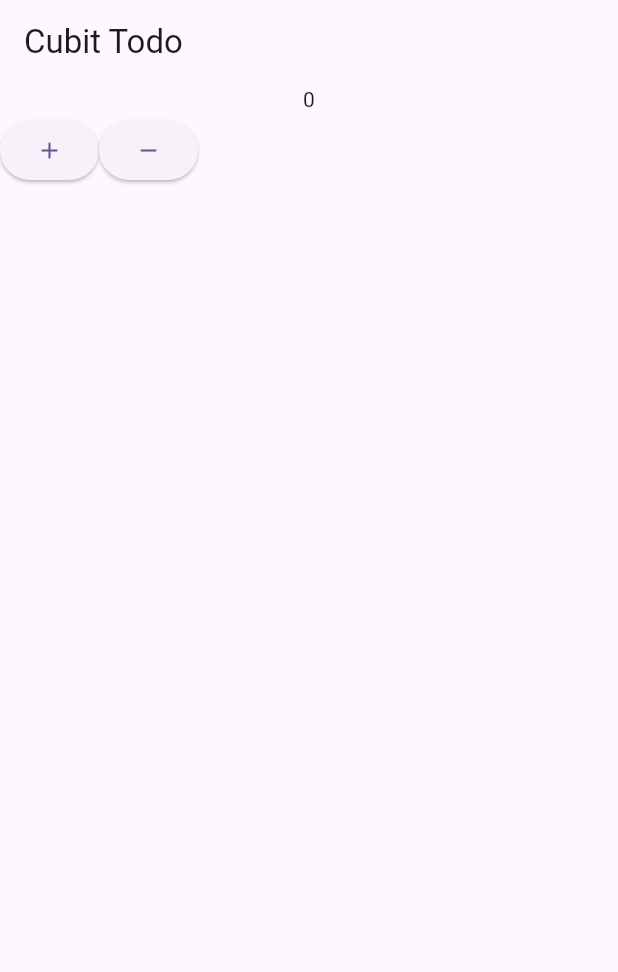
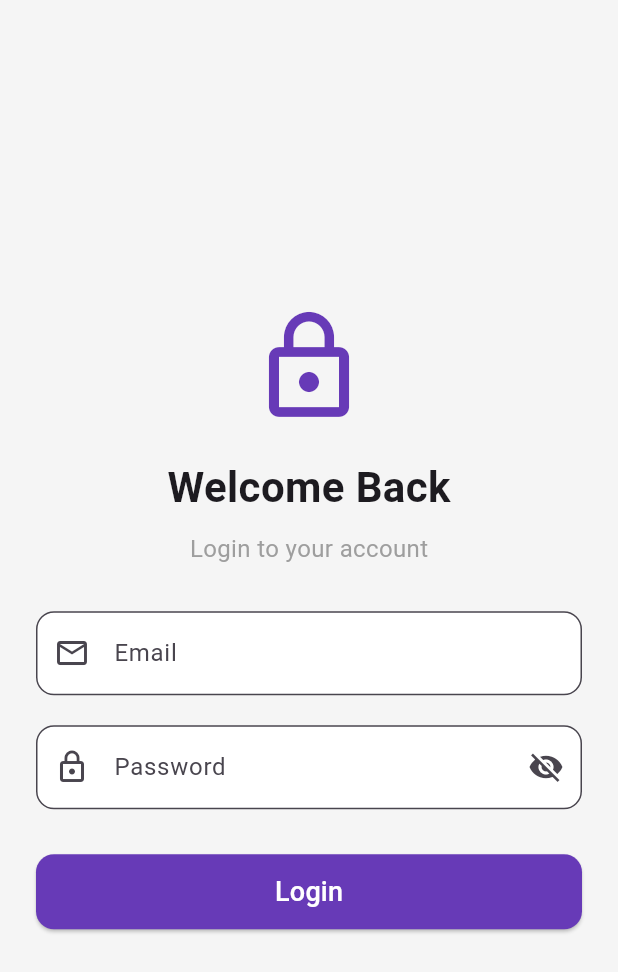
Before and after one commit to mannpadhiar/todo_bloc, a Flutter app: the screen it shows after launch, on a phone screen of 412 x 824 dp. Shown: the top 972 px of the screen. Run offline on Flutter 3.47's test engine with Material 3 defaults, Android fonts, the phone set to English and light mode, and no system bars; our stand-ins replace bloc, flutter_bloc.

Commit message:
made changes

```diff
--- /dev/null
+++ b/lib/Bloc/auth_bloc.dart
@@ -0,0 +1,12 @@
+import 'package:bloc/bloc.dart';
+
+part 'auth_event.dart';
+part 'auth_state.dart';
+
+class AuthBloc extends Bloc<AuthEvent,AuthState>{
+  AuthBloc() : super(AuthInitial()) {
+    on<AuthLoginRequested>((event, emit) {
+
+    },);
+  }
+}
--- /dev/null
+++ b/lib/Bloc/auth_event.dart
@@ -0,0 +1,9 @@
+part of 'auth_bloc.dart';
+
+sealed class AuthEvent{
+
+}
+
+class AuthLoginRequested extends AuthEvent{
+
+}
--- /dev/null
+++ b/lib/Bloc/auth_state.dart
@@ -0,0 +1,11 @@
+part of 'auth_bloc.dart';
+
+sealed class AuthState {}
+
+class AuthInitial extends AuthState {
+
+}
+
+class AuthSuccess extends AuthState{}
+
+class AuthFailure extends AuthState{}
--- /dev/null
+++ b/lib/logIn_page.dart
@@ -0,0 +1,103 @@
+import 'package:flutter/material.dart';
+
+class LoginPage extends StatefulWidget {
+  const LoginPage({super.key});
+
+  @override
+  State<LoginPage> createState() => _LoginPageState();
+}
+
+class _LoginPageState extends State<LoginPage> {
+
+  final TextEditingController _emailController = TextEditingController();
+  final TextEditingController _passwordController = TextEditingController();
+  bool _obscurePassword = true;
+
+
+  @override
+  Widget build(BuildContext context) {
+    return Scaffold(
+        backgroundColor: const Color(0xFFF5F5F5),
+        body: Center(
+          child: SingleChildScrollView(
+            padding: const EdgeInsets.symmetric(horizontal: 24.0),
+            child: Column(
+              mainAxisAlignment: MainAxisAlignment.center,
+              children: [
+                const Icon(Icons.lock_outline, size: 80, color: Colors.deepPurple),
+                const SizedBox(height: 20),
+                const Text(
+                  'Welcome Back',
+                  style: TextStyle(fontSize: 28, fontWeight: FontWeight.bold),
+                ),
+                const SizedBox(height: 10),
+                const Text(
+                  'Login to your account',
+                  style: TextStyle(fontSize: 16, color: Colors.grey),
+                ),
+                const SizedBox(height: 30),
+                TextField(
+                  controller: _emailController,
+                  keyboardType: TextInputType.emailAddress,
+                  decoration: InputDecoration(
+                    labelText: 'Email',
+                    prefixIcon: const Icon(Icons.email_outlined),
+                    border: OutlineInputBorder(
+                      borderRadius: BorderRadius.circular(12),
+                    ),
+                    filled: true,
+                    fillColor: Colors.white,
+                  ),
+                ),
+                const SizedBox(height: 20),
+                TextField(
+                  controller: _passwordController,
+                  obscureText: _obscurePassword,
+                  decoration: InputDecoration(
+                    labelText: 'Password',
+                    prefixIcon: const Icon(Icons.lock_outline),
+                    suffixIcon: IconButton(
+                      icon: Icon(
+                        _obscurePassword ? Icons.visibility_off : Icons.visibility,
+                      ),
+                      onPressed: () {
+                        setState(() {
+                          _obscurePassword = !_obscurePassword;
+                        });
+                      },
+                    ),
+                    border: OutlineInputBorder(
+                      borderRadius: BorderRadius.circular(12),
+                    ),
+                    filled: true,
+                    fillColor: Colors.white,
+                  ),
+                ),
+                const SizedBox(height: 30),
+                SizedBox(
+                  width: double.infinity,
+                  height: 50,
+                  child: ElevatedButton(
+                    onPressed: () {
+                      // Handle login logic here
+                      String email = _emailController.text.trim();
+                      String password = _passwordController.text.trim();
+                      print('Login pressed: $email - $password');
+                    },
+                    style: ElevatedButton.styleFrom(
+                      backgroundColor: Colors.deepPurple,
+                      foregroundColor: Colors.white,
+                      shape: RoundedRectangleBorder(
+                        borderRadius: BorderRadius.circular(12),
+                      ),
+                    ),
+                    child: const Text('Login', style: TextStyle(fontSize: 18)),
+                  ),
+                ),
+              ],
+            ),
+          ),
+        ),
+      );
+  }
+}
--- a/lib/main.dart
+++ b/lib/main.dart
@@ -3,6 +3,7 @@ import 'package:flutter_bloc/flutter_bloc.dart';
 import 'package:todo_bloc/cubit/counter_cubit.dart';
 import 'package:todo_bloc/cubit/cubit_home_page.dart';
 import 'package:todo_bloc/home_page.dart';
+import 'package:todo_bloc/logIn_page.dart';
 import 'package:todo_bloc/modules/todo_modules.dart';
 import 'package:todo_bloc/temp.dart';
 import 'package:todo_bloc/todo_bloc.dart';
@@ -29,7 +30,7 @@ class MyApp extends StatelessWidget {
             colorScheme: ColorScheme.fromSeed(seedColor: Colors.deepPurple),
           ),
           // home: HomePage(),
-          home: CubitHomePage(),
+          home: LoginPage(),
         ),
     );
   }
```
